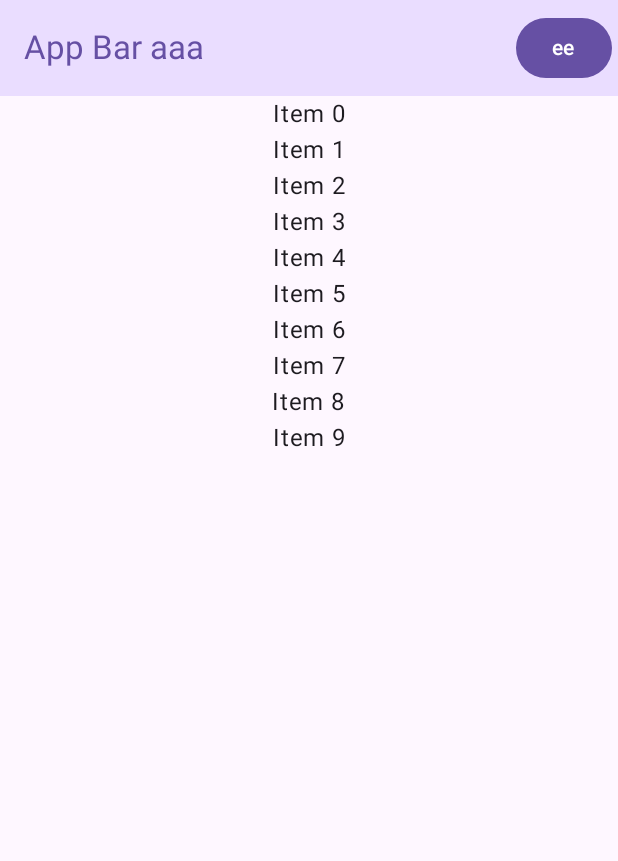
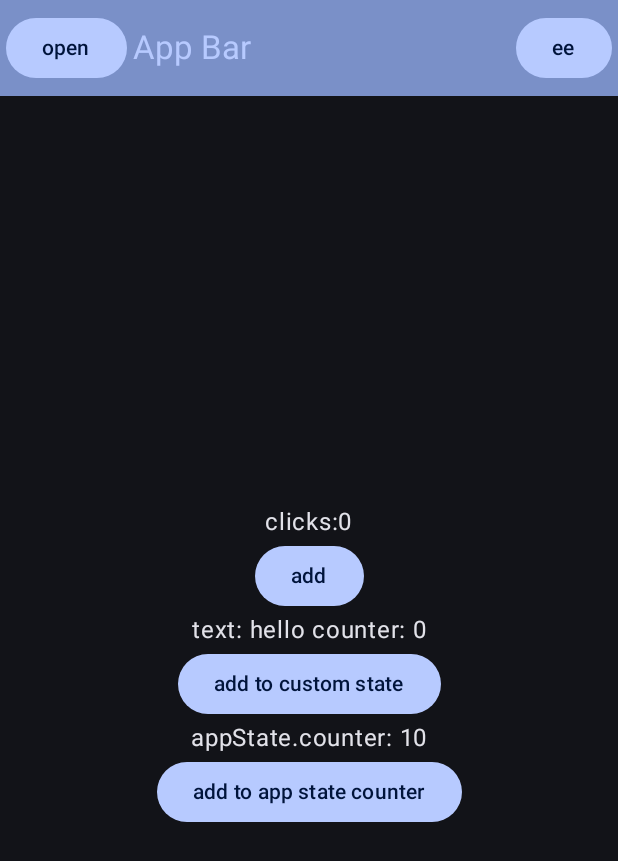
Before and after one commit to UrosSysPro/systemVI, an Android app built with Jetpack Compose: the screen it shows after launch (MainActivity), on a phone screen of 412 x 824 dp. Shown: the top 861 px of the screen. Run offline under Robolectric (Android 15) with nearby library versions, the phone set to English and light mode, and no system bars.

Commit message:
jetpack compose added ktor and viewModel

```diff
--- a/compose-app/app/build.gradle.kts
+++ b/compose-app/app/build.gradle.kts
@@ -46,8 +46,9 @@ android {
     }
 }
 
+val ktor_version:String by project
 dependencies {
-
+    //default
     implementation("androidx.core:core-ktx:1.10.1")
     implementation("androidx.lifecycle:lifecycle-runtime-ktx:2.6.1")
     implementation("androidx.activity:activity-compose:1.7.0")
@@ -56,6 +57,7 @@ dependencies {
     implementation("androidx.compose.ui:ui-graphics")
     implementation("androidx.compose.ui:ui-tooling-preview")
     implementation("androidx.compose.material3:material3")
+    implementation("io.ktor:ktor-client-cio-jvm:2.3.12")
     testImplementation("junit:junit:4.13.2")
     androidTestImplementation("androidx.test.ext:junit:1.1.5")
     androidTestImplementation("androidx.test.espresso:espresso-core:3.5.1")
@@ -63,4 +65,11 @@ dependencies {
     androidTestImplementation("androidx.compose.ui:ui-test-junit4")
     debugImplementation("androidx.compose.ui:ui-tooling")
     debugImplementation("androidx.compose.ui:ui-test-manifest")
+    //view model
+    implementation("androidx.lifecycle:lifecycle-viewmodel-ktx:2.6.0")
+    implementation("androidx.lifecycle:lifecycle-runtime-ktx:2.6.0")
+    implementation("androidx.lifecycle:lifecycle-viewmodel-compose:2.6.0")
+    //ktor
+    implementation("io.ktor:ktor-client-core:$ktor_version")
+    implementation("io.ktor:ktor-client-cio:$ktor_version")
 }
--- /dev/null
+++ b/compose-app/app/src/main/java/com/systempro/systemvi/compose_app/AppState.kt
@@ -0,0 +1,22 @@
+package com.systempro.systemvi.compose_app
+
+import androidx.compose.runtime.getValue
+import androidx.compose.runtime.mutableIntStateOf
+import androidx.compose.runtime.setValue
+import androidx.lifecycle.ViewModel
+import io.ktor.client.*
+import io.ktor.client.engine.cio.*
+
+class AppState : ViewModel() {
+    private var _counter by mutableIntStateOf(0)
+    val httpClient: HttpClient = HttpClient(CIO)
+    fun counter(): Int = _counter
+
+    init {
+        _counter = 10
+    }
+
+    fun add() {
+        _counter++
+    }
+}
--- a/compose-app/app/src/main/java/com/systempro/systemvi/compose_app/HomePage.kt
+++ b/compose-app/app/src/main/java/com/systempro/systemvi/compose_app/HomePage.kt
@@ -1,16 +1,21 @@
 package com.systempro.systemvi.compose_app
 
 import androidx.compose.foundation.isSystemInDarkTheme
-import androidx.compose.foundation.layout.Column
-import androidx.compose.foundation.layout.fillMaxSize
-import androidx.compose.foundation.layout.padding
+import androidx.compose.foundation.layout.*
+import androidx.compose.foundation.lazy.LazyColumn
 import androidx.compose.material3.*
 import androidx.compose.runtime.*
+import androidx.compose.runtime.saveable.rememberSaveable
 import androidx.compose.ui.Alignment
 import androidx.compose.ui.Modifier
 import androidx.compose.ui.platform.LocalContext
 import androidx.compose.ui.tooling.preview.Preview
+import androidx.compose.ui.unit.dp
+import androidx.lifecycle.viewmodel.compose.viewModel
+import io.ktor.client.request.*
 import kotlinx.coroutines.launch
+
+data class State(var a:Int,var b:String)
 
 @OptIn(ExperimentalMaterial3Api::class)
 @Composable
@@ -25,18 +30,35 @@ fun HomePage(
     }
     val drawerState= rememberDrawerState(initialValue = DrawerValue.Closed)
     val scope = rememberCoroutineScope()
+    var clicks by rememberSaveable{ mutableIntStateOf(0) }
+    var customState by remember { mutableStateOf(State(0,"hello")) }
+    val appState=viewModel<AppState>()
     MaterialTheme(
         colorScheme = colorScheme,
         typography = Theme.Typography
     ) {
         ModalNavigationDrawer(drawerState = drawerState, drawerContent = {
             ModalDrawerSheet {
-                NavigationDrawerItem(label = { Text(text = "eee") }, selected = false, onClick = { print("eee") })
+                Box(Modifier.padding(horizontal = 15.dp, vertical = 15.dp)) {
+                    Text(text = "Navigation Drawer",)
+                }
+                LazyColumn {
+                    items(10, key = {it}){
+                        NavigationDrawerItem(
+                            label = { Text(text = "eee") },
+                            selected = false,
+                            onClick = { print("eee") }
+                        )
+                    }
+                }
             }
         }) {
             Scaffold(
                 topBar = {
                     TopAppBar(
+                        navigationIcon = { Button(onClick ={ scope.launch { drawerState.open() }}) {
+                            Text(text = "open")
+                        }},
                         actions = {
                             Button(onClick = { scope.launch{drawerState.open()} }) {
                                 Text(text = "ee")
@@ -47,19 +69,30 @@ fun HomePage(
                             containerColor = MaterialTheme.colorScheme.primaryContainer,
                             titleContentColor = MaterialTheme.colorScheme.primary,
                         ),
-                        title = { Text(text = "App Bar aaa") }
+                        title = { Text(text = "App Bar") }
                     )
                 },
 
                 content = { innerPadding ->
-                    Column(
-                        modifier = Modifier
-                            .fillMaxSize()
-                            .padding(innerPadding),
-                        horizontalAlignment = Alignment.CenterHorizontally,
-                    ) {
-                        for (index in 0 until 10) {
-                            Text(text = "Item $index")
+                    Column(modifier = Modifier
+                        .padding(innerPadding)
+                        .fillMaxSize(), verticalArrangement = Arrangement.Center, horizontalAlignment = Alignment.CenterHorizontally) {
+                        Text(text = "clicks:$clicks")
+                        Button(onClick = {clicks++}) {
+                            Text(text = "add")
+                        }
+                        Text(text = "text: ${customState.b} counter: ${customState.a}")
+                        Button(onClick = {
+                            customState=State(customState.a+1,"hello")
+                            println("customState: ${customState.a}")
+                        }) {
+                            Text(text = "add to custom state")
+                        }
+                        Text(text = "appState.counter: ${appState.counter()}")
+                        Button(onClick = {
+                            appState.add()
+                        }) {
+                            Text(text = "add to app state counter")
                         }
                     }
                 }
@@ -71,5 +104,5 @@ fun HomePage(
 @Preview(showSystemUi = true, name = "Home page test")
 @Composable
 fun HomePagePreview() {
-    HomePage(dynamicColor = false, darkTheme = true)
+    HomePage(dynamicColor = true, darkTheme = true)
 }
--- a/compose-app/app/src/main/java/com/systempro/systemvi/compose_app/MainActivity.kt
+++ b/compose-app/app/src/main/java/com/systempro/systemvi/compose_app/MainActivity.kt
@@ -8,7 +8,7 @@ class MainActivity : ComponentActivity() {
     override fun onCreate(savedInstanceState: Bundle?) {
         super.onCreate(savedInstanceState)
         setContent {
-            HomePage()
+            HomePage(dynamicColor = true,darkTheme = true)
         }
     }
 }
--- a/compose-app/gradle.properties
+++ b/compose-app/gradle.properties
@@ -21,3 +21,4 @@ kotlin.code.style=official
 # resources declared in the library itself and none from the library's dependencies,
 # thereby reducing the size of the R class for that library
 android.nonTransitiveRClass=true
+ktor_version=2.3.12
```
